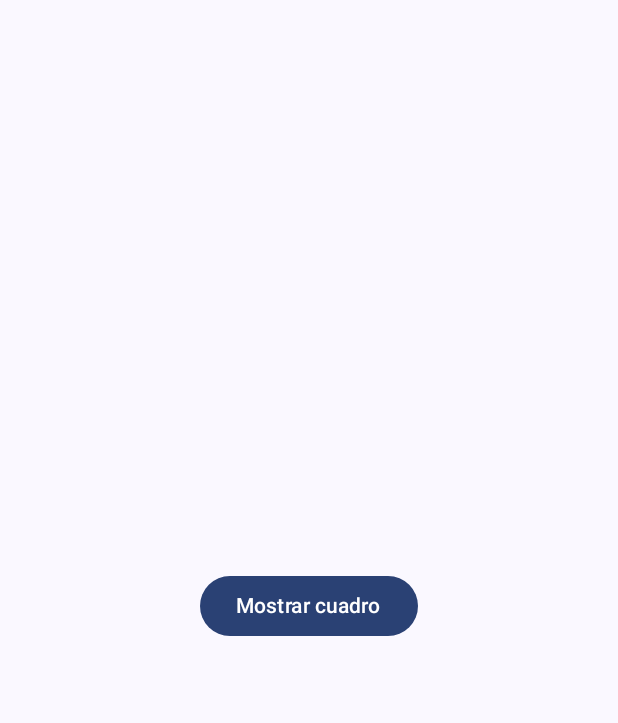
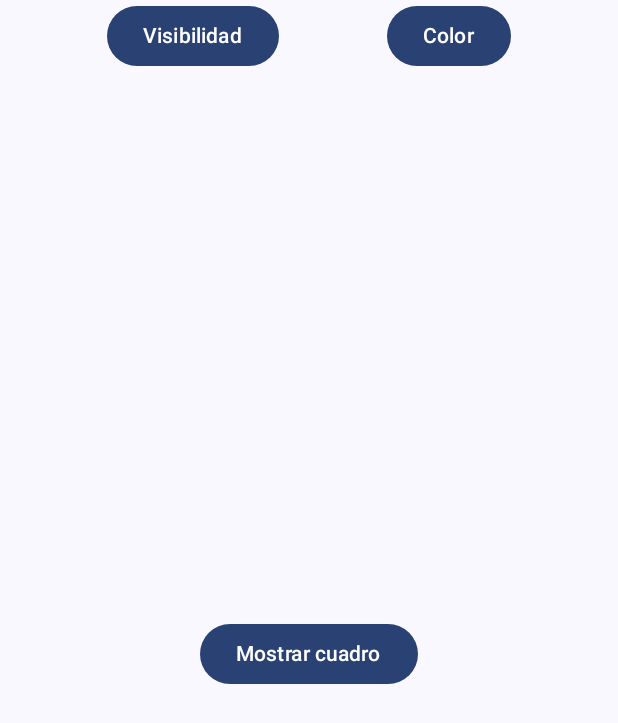
Before and after one commit to AndreBoza/lab13-, an Android app built with Jetpack Compose: the screen it shows after launch (MainActivity), on a phone screen of 412 x 824 dp. Shown: the top 723 px of the screen. Run offline under Robolectric (Android 15) with nearby library versions, the phone set to English and light mode, and no system bars.

Commit message:
Ejercicio 2: Cambio de Color con animateColorAsState

```diff
--- a/app/src/main/java/com/example/lab13/MainActivity.kt
+++ b/app/src/main/java/com/example/lab13/MainActivity.kt
@@ -3,12 +3,26 @@ package com.example.lab13
 import android.os.Bundle
 import androidx.activity.ComponentActivity
 import androidx.activity.compose.setContent
+import androidx.compose.foundation.layout.Arrangement
+import androidx.compose.foundation.layout.Column
+import androidx.compose.foundation.layout.Row
+import androidx.compose.foundation.layout.Spacer
 import androidx.compose.foundation.layout.fillMaxSize
+import androidx.compose.foundation.layout.fillMaxWidth
+import androidx.compose.foundation.layout.height
 import androidx.compose.foundation.layout.padding
+import androidx.compose.material3.Button
 import androidx.compose.material3.Scaffold
+import androidx.compose.material3.Text
+import androidx.compose.runtime.getValue
+import androidx.compose.runtime.mutableStateOf
+import androidx.compose.runtime.remember
+import androidx.compose.runtime.setValue
+import androidx.compose.ui.Alignment
 import androidx.compose.ui.Modifier
+import androidx.compose.ui.unit.dp
+import com.example.lab13.ui.AnimatedVisibilityScreen
 import com.example.lab13.ui.theme.Lab13Theme
-import com.example.lab13.ui.AnimatedVisibilityScreen
 
 class MainActivity : ComponentActivity() {
     override fun onCreate(savedInstanceState: Bundle?) {
@@ -16,9 +30,34 @@ class MainActivity : ComponentActivity() {
         setContent {
             Lab13Theme {
                 Scaffold(modifier = Modifier.fillMaxSize()) { innerPadding ->
-                    AnimatedVisibilityScreen(
-                        modifier = Modifier.padding(innerPadding)
-                    )
+                    var currentScreen by remember { mutableStateOf("Visibility") }
+
+                    Column(
+                        modifier = Modifier
+                            .fillMaxSize()
+                            .padding(innerPadding),
+                        horizontalAlignment = Alignment.CenterHorizontally,
+                        verticalArrangement = Arrangement.Top
+                    ) {
+                        Row(
+                            horizontalArrangement = Arrangement.SpaceEvenly,
+                            modifier = Modifier.fillMaxWidth()
+                        ) {
+                            Button(onClick = { currentScreen = "Visibility" }) {
+                                Text("Visibilidad")
+                            }
+                            Button(onClick = { currentScreen = "Color" }) {
+                                Text("Color")
+                            }
+                        }
+
+                        Spacer(modifier = Modifier.height(16.dp))
+
+                        when (currentScreen) {
+                            "Visibility" -> AnimatedVisibilityScreen()
+                            "Color" -> AnimatedColorScreen()
+                        }
+                    }
                 }
             }
         }
```
Also changed, not shown: app/src/main/java/com/example/lab13/AnimatedColorBox.kt (added, +25 -0 lines), app/src/main/java/com/example/lab13/AnimatedColorScreen.kt (added, +31 -0 lines), app/src/main/java/com/example/lab13/AnimatedColorScreenPreview.kt (added, +13 -0 lines).
